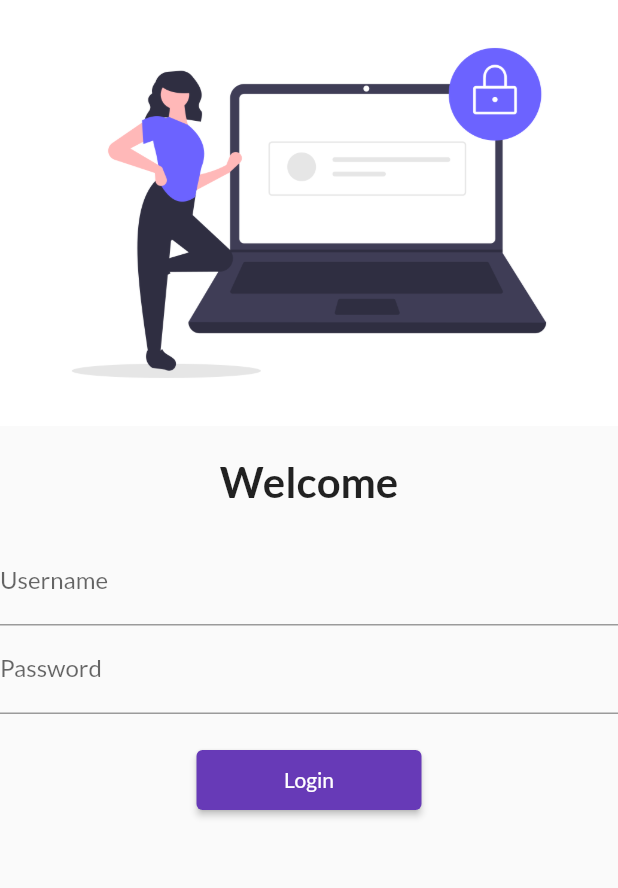
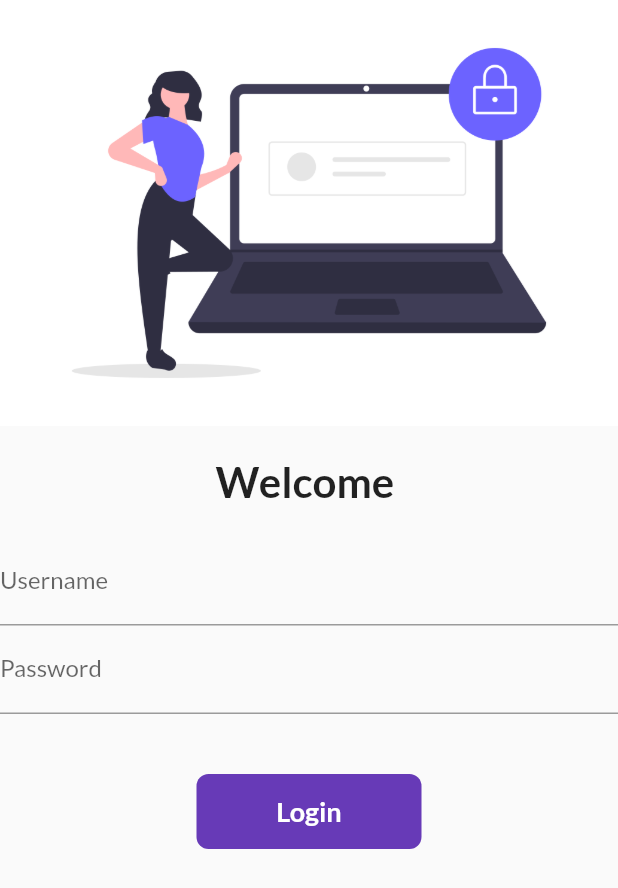
Before and after one commit to sadia54/FlutterProject, a Flutter app: the screen it shows after launch, on a phone screen of 412 x 824 dp. Shown: the top 888 px of the screen. Run offline on Flutter 3.47's test engine with Material 2 defaults, Android fonts, the light colour scheme and no system bars; our stand-ins replace google_fonts.

Commit message:
Day 6 Compeleted

```diff
--- a/lib/pages/login_page.dart
+++ b/lib/pages/login_page.dart
@@ -1,8 +1,16 @@
 import 'package:codepur_practice_a/utis/routes.dart';
 import 'package:flutter/material.dart';
 
-class LoginPage extends StatelessWidget {
+class LoginPage extends StatefulWidget {
   const LoginPage({Key? key}) : super(key: key);
+
+  @override
+  State<LoginPage> createState() => _LoginPageState();
+}
+
+class _LoginPageState extends State<LoginPage> {
+  String name = "";
+  bool changedButton = false;
 
   @override
   Widget build(BuildContext context) {
@@ -28,7 +36,7 @@ class LoginPage extends StatelessWidget {
               height: 20.0,
             ),
             Text(
-              "Welcome",
+              "Welcome $name",
               style: TextStyle(
                 fontSize: 28,
                 fontWeight: FontWeight.bold,
@@ -40,26 +48,65 @@ class LoginPage extends StatelessWidget {
             Column(
               children: [
                 TextFormField(
-                  obscureText: true,
+                  onChanged: ((value) {
+                    name = value;
+                    setState(() {});
+                  }),
                   decoration: InputDecoration(
                       hintText: "Enter username", labelText: "Username"),
                 ),
                 TextFormField(
+                  obscureText: true,
                   decoration: InputDecoration(
                       hintText: "Enter password", labelText: "Password"),
                 ),
                 SizedBox(
-                  height: 20.0,
+                  height: 40.0,
                 ),
-                ElevatedButton(
-                  onPressed: (() {
+
+                InkWell(
+                  onTap: (() async {
+                    setState(() {
+                      changedButton = true;
+                    });
+                    await Future.delayed(Duration(seconds: 1));
                     Navigator.pushNamed(context, MyRoutes.homeRoute);
                   }),
-                  child: Text(
-                    "Login",
+                  child: AnimatedContainer(
+                    duration: Duration(seconds: 1),
+                    width: changedButton ? 50 : 150,
+                    height: 50,
+                    alignment: Alignment.center,
+                    child: changedButton
+                        ? Icon(
+                            Icons.done,
+                            color: Colors.white,
+                          )
+                        : Text(
+                            "Login",
+                            style: TextStyle(
+                              fontSize: 18,
+                              color: Colors.white,
+                              fontWeight: FontWeight.bold,
+                            ),
+                          ),
+                    decoration: BoxDecoration(
+                        color: Colors.deepPurple,
+                        // shape: changedButton ? BoxShape.circle : BoxShape.rectangle,
+                        borderRadius:
+                            BorderRadius.circular(changedButton ? 50 : 8)),
                   ),
-                  style: TextButton.styleFrom(minimumSize: Size(150, 40)),
                 )
+
+                // ElevatedButton(
+                //   onPressed: (() {
+                //     Navigator.pushNamed(context, MyRoutes.homeRoute);
+                //   }),
+                //   child: Text(
+                //     "Login",
+                //   ),
+                //   style: TextButton.styleFrom(minimumSize: Size(150, 40)),
+                // )
               ],
             ),
           ],
```
